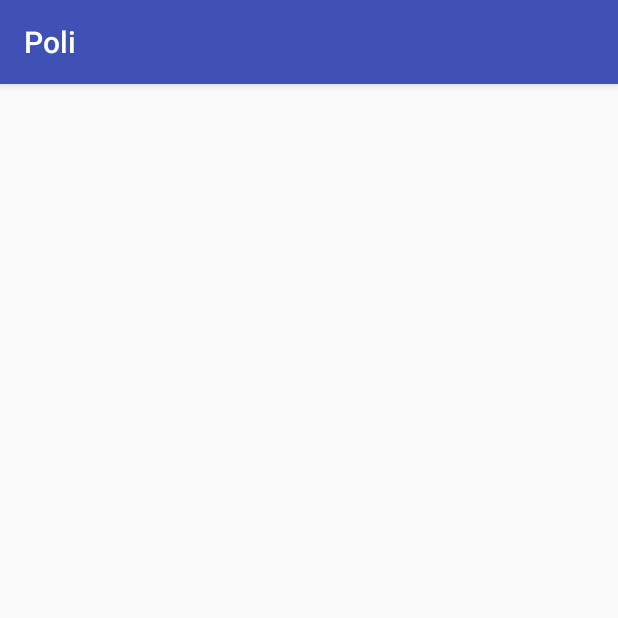
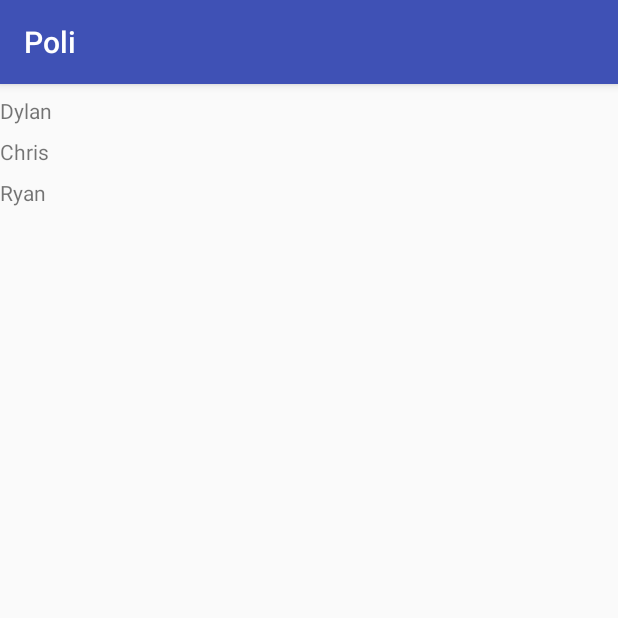
Before and after one commit to JZHeadley/Poli, an Android app: the PolicyListActivity screen opened directly, with no data from a screen before it, on a phone screen of 412 x 824 dp, the top half of it. Run offline under Robolectric (Android 15) with nearby library versions, the phone set to English and light mode, and no system bars.

Commit message:
Added RecyclerAdapter that fully works

```diff
--- a/app/src/main/java/com/jzheadley/poli/UI/MainActivity.kt
+++ b/app/src/main/java/com/jzheadley/poli/UI/MainActivity.kt
@@ -24,5 +24,10 @@ class MainActivity : AppCompatActivity() {
             val intent = Intent(this, PolicyActivity::class.java)
             startActivity(intent)
         })
+
+        gotoPolicyListButton.setOnClickListener( {
+            val intent = Intent(this, PolicyListActivity::class.java)
+            startActivity(intent)
+        })
     }
 }
--- a/app/src/main/java/com/jzheadley/poli/UI/PolicyListActivity.kt
+++ b/app/src/main/java/com/jzheadley/poli/UI/PolicyListActivity.kt
@@ -18,8 +18,9 @@ class PolicyListActivity : AppCompatActivity() {
         super.onCreate(savedInstanceState)
         setContentView(R.layout.policy_list_activity)
 
-        linearLayoutManager = LinearLayoutManager(this)
-        recyclerView.layoutManager = linearLayoutManager
+        recyclerView.layoutManager = LinearLayoutManager(this)
+        recyclerView.setHasFixedSize(true)
+        recyclerView.adapter = RecyclerAdapter(mutableListOf("Dylan", "Chris", "Ryan"))
 
     }
 }
--- a/app/src/main/java/com/jzheadley/poli/UI/RecyclerAdapter.kt
+++ b/app/src/main/java/com/jzheadley/poli/UI/RecyclerAdapter.kt
@@ -1,28 +1,34 @@
 package com.jzheadley.poli.UI
 
-import android.os.Parcel
-import android.os.Parcelable
+import android.view.View
 import android.support.v7.widget.RecyclerView
+import android.view.LayoutInflater
+import android.view.TextureView
+import android.view.ViewGroup
+import android.widget.TextView
+import com.jzheadley.poli.R
+import org.w3c.dom.Text
 
-class RecyclerAdapter() : RecyclerView.Adapter<RecyclerAdapter>(), Parcelable {
-    constructor(parcel: Parcel) : this() {
+class RecyclerAdapter(var names: MutableList<String>) : RecyclerView.Adapter<RecyclerAdapter.ViewHolder>() {
+
+    override fun getItemCount(): Int {
+        return names.size
     }
 
-    override fun writeToParcel(parcel: Parcel, flags: Int) {
-
+    override fun onBindViewHolder(holder: ViewHolder, position: Int) {
+        holder.title.text = names[position]
     }
 
-    override fun describeContents(): Int {
-        return 0
+    override fun onCreateViewHolder(parent: ViewGroup, viewType: Int): ViewHolder {
+        var view: View = LayoutInflater.from(parent.context).inflate(R.layout.recycler_item_row, parent, false)
+        return ViewHolder(view)
     }
 
-    companion object CREATOR : Parcelable.Creator<RecyclerAdapter> {
-        override fun createFromParcel(parcel: Parcel): RecyclerAdapter {
-            return RecyclerAdapter(parcel)
-        }
+    class ViewHolder(view: View): RecyclerView.ViewHolder(view) {
+        val title: TextView = view.findViewById(R.id.title);
+        init{
 
-        override fun newArray(size: Int): Array<RecyclerAdapter?> {
-            return arrayOfNulls(size)
         }
     }
+
 }
```
Also changed, not shown: app/src/main/res/layout/activity_main.xml (+12 -0 lines), app/src/main/res/layout/recycler_item_row.xml (+3 -19 lines).
